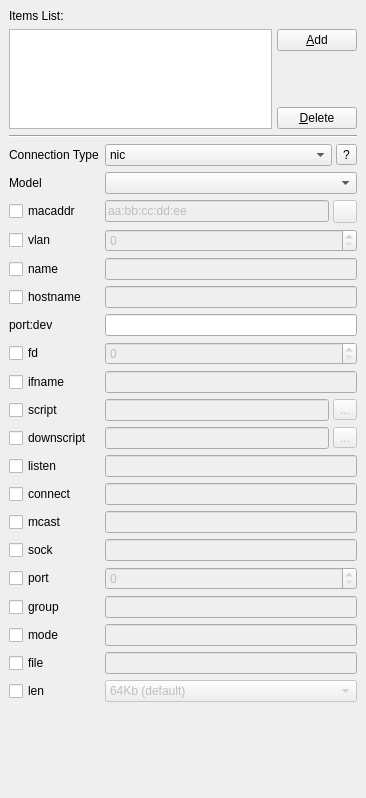
This is Network_Widget.ui in qunying/aqemu-old as Qt 5 draws it before an edit. The edited form follows.
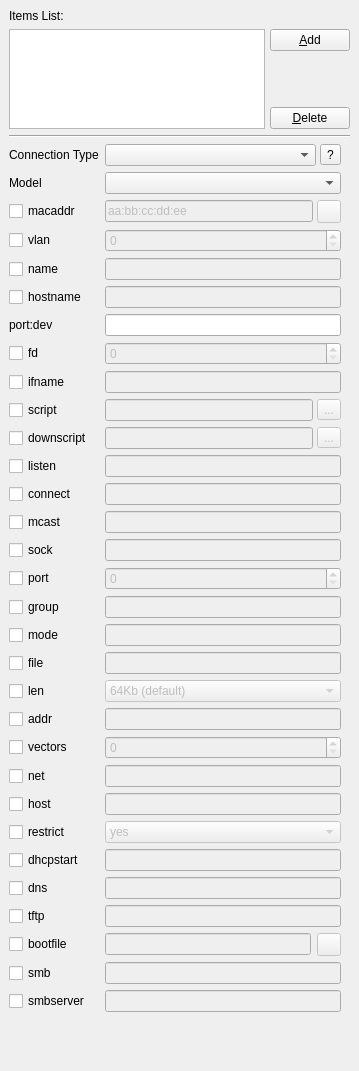
This is the edited form. Icons and pictures are not drawn.

Commit message: Fixes: Basic Network and USB Tablet

```diff
--- a/Network_Widget.ui
+++ b/Network_Widget.ui
@@ -1,29 +1,29 @@
 <ui version="4.0" >
  <class>Network_Widget</class>
- <widget class="QWidget" name="Network_Widget" >
-  <property name="geometry" >
+ <widget class="QWidget" name="Network_Widget">
+  <property name="geometry">
    <rect>
     <x>0</x>
     <y>0</y>
-    <width>360</width>
-    <height>798</height>
+    <width>358</width>
+    <height>1071</height>
    </rect>
   </property>
   <property name="windowTitle" >
    <string>AQEMU Network Widget</string>
   </property>
-  <layout class="QGridLayout" name="gridLayout_3" >
-   <item row="0" column="0" >
-    <widget class="QLabel" name="Label_Items_List" >
-     <property name="text" >
+  <layout class="QVBoxLayout" name="verticalLayout_2">
+   <item>
+    <widget class="QLabel" name="Label_Items_List">
+     <property name="text">
       <string>Items List:</string>
      </property>
     </widget>
    </item>
-   <item row="1" column="0" >
-    <widget class="QFrame" name="frame" >
-     <property name="sizePolicy" >
-      <sizepolicy vsizetype="Maximum" hsizetype="Minimum" >
+   <item>
+    <widget class="QFrame" name="frame">
+     <property name="sizePolicy">
+      <sizepolicy hsizetype="Minimum" vsizetype="Maximum">
        <horstretch>0</horstretch>
        <verstretch>0</verstretch>
       </sizepolicy>
@@ -119,25 +119,56 @@
      </layout>
     </widget>
    </item>
-   <item row="2" column="0" >
-    <widget class="Line" name="line" >
-     <property name="orientation" >
+   <item>
+    <widget class="Line" name="line">
+     <property name="orientation">
       <enum>Qt::Horizontal</enum>
      </property>
     </widget>
    </item>
-   <item row="3" column="0" >
-    <widget class="QWidget" native="1" name="General_Widget" >
-     <layout class="QVBoxLayout" name="verticalLayout" >
-      <property name="margin" >
+   <item>
+    <widget class="QScrollArea" name="Scroll_Area">
+     <property name="frameShape">
+      <enum>QFrame::NoFrame</enum>
+     </property>
+     <property name="horizontalScrollBarPolicy">
+      <enum>Qt::ScrollBarAlwaysOff</enum>
+     </property>
+     <property name="widgetResizable">
+      <bool>true</bool>
+     </property>
+     <widget class="QWidget" name="scrollAreaWidgetContents">
+      <property name="geometry">
+       <rect>
+        <x>0</x>
+        <y>0</y>
+        <width>340</width>
+        <height>917</height>
+       </rect>
+      </property>
+      <layout class="QVBoxLayout" name="verticalLayout">
+       <property name="leftMargin">
        <number>0</number>
       </property>
+       <property name="topMargin">
+        <number>0</number>
+       </property>
+       <property name="rightMargin">
+        <number>9</number>
+       </property>
+       <property name="bottomMargin">
+        <number>0</number>
+       </property>
       <item>
-       <layout class="QGridLayout" name="gridLayout" >
-        <item row="0" column="0" >
-         <widget class="QLabel" name="Label_Network_Type" >
-          <property name="sizePolicy" >
-           <sizepolicy vsizetype="Fixed" hsizetype="Maximum" >
+        <widget class="QWidget" name="General_Widget" native="true">
+         <layout class="QGridLayout" name="gridLayout">
+          <property name="margin">
+           <number>0</number>
+          </property>
+          <item row="0" column="0">
+           <widget class="QLabel" name="Label_Network_Type">
+            <property name="sizePolicy">
+             <sizepolicy hsizetype="Maximum" vsizetype="Fixed">
             <horstretch>0</horstretch>
             <verstretch>0</verstretch>
            </sizepolicy>
@@ -163,49 +194,9 @@
               <verstretch>0</verstretch>
              </sizepolicy>
             </property>
-            <property name="currentIndex" >
-             <number>0</number>
-            </property>
-            <item>
-             <property name="text" >
-              <string>nic</string>
-             </property>
-            </item>
-            <item>
-             <property name="text" >
-              <string>user</string>
-             </property>
-            </item>
-            <item>
-             <property name="text" >
-              <string>channel</string>
-             </property>
-            </item>
-            <item>
-             <property name="text" >
-              <string>tap</string>
-             </property>
-            </item>
-            <item>
-             <property name="text" >
-              <string>socket</string>
-             </property>
-            </item>
-            <item>
-             <property name="text" >
-              <string>multicast socket</string>
-             </property>
-            </item>
-            <item>
-             <property name="text" >
-              <string>vde</string>
-             </property>
-            </item>
-            <item>
-             <property name="text" >
-              <string>dump</string>
-             </property>
-            </item>
+              <property name="currentIndex">
+               <number>-1</number>
+              </property>
            </widget>
           </item>
           <item>
@@ -823,27 +814,214 @@
           </item>
          </widget>
         </item>
-       </layout>
-      </item>
+          <item row="20" column="0">
+           <widget class="QCheckBox" name="CH_addr">
+            <property name="text">
+             <string>addr</string>
+            </property>
+           </widget>
+          </item>
+          <item row="20" column="1">
+           <widget class="QLineEdit" name="Edit_addr">
+            <property name="enabled">
+             <bool>false</bool>
+            </property>
+           </widget>
+          </item>
+          <item row="21" column="0">
+           <widget class="QCheckBox" name="CH_vectors">
+            <property name="text">
+             <string>vectors</string>
+            </property>
+           </widget>
+          </item>
+          <item row="21" column="1">
+           <widget class="QSpinBox" name="SB_vectors">
+            <property name="enabled">
+             <bool>false</bool>
+            </property>
+            <property name="maximum">
+             <number>999999999</number>
+            </property>
+           </widget>
+          </item>
+          <item row="22" column="0">
+           <widget class="QCheckBox" name="CH_net">
+            <property name="text">
+             <string>net</string>
+            </property>
+           </widget>
+          </item>
+          <item row="22" column="1">
+           <widget class="QLineEdit" name="Edit_net">
+            <property name="enabled">
+             <bool>false</bool>
+            </property>
+           </widget>
+          </item>
+          <item row="23" column="0">
+           <widget class="QCheckBox" name="CH_host">
+            <property name="text">
+             <string>host</string>
+            </property>
+           </widget>
+          </item>
+          <item row="23" column="1">
+           <widget class="QLineEdit" name="Edit_host">
+            <property name="enabled">
+             <bool>false</bool>
+            </property>
+           </widget>
+          </item>
+          <item row="24" column="0">
+           <widget class="QCheckBox" name="CH_restrict">
+            <property name="text">
+             <string>restrict</string>
+            </property>
+           </widget>
+          </item>
+          <item row="24" column="1">
+           <widget class="QComboBox" name="CB_restrict">
+            <property name="enabled">
+             <bool>false</bool>
+            </property>
+            <item>
+             <property name="text">
+              <string>yes</string>
+             </property>
+            </item>
+            <item>
+             <property name="text">
+              <string>no</string>
+             </property>
+            </item>
+           </widget>
+          </item>
+          <item row="25" column="0">
+           <widget class="QCheckBox" name="CH_dhcpstart">
+            <property name="text">
+             <string>dhcpstart</string>
+            </property>
+           </widget>
+          </item>
+          <item row="25" column="1">
+           <widget class="QLineEdit" name="Edit_dhcpstart">
+            <property name="enabled">
+             <bool>false</bool>
+            </property>
+           </widget>
+          </item>
+          <item row="26" column="0">
+           <widget class="QCheckBox" name="CH_dns">
+            <property name="text">
+             <string>dns</string>
+            </property>
+           </widget>
+          </item>
+          <item row="26" column="1">
+           <widget class="QLineEdit" name="Edit_dns">
+            <property name="enabled">
+             <bool>false</bool>
+            </property>
+           </widget>
+          </item>
+          <item row="27" column="0">
+           <widget class="QCheckBox" name="CH_tftp">
+            <property name="text">
+             <string>tftp</string>
+            </property>
+           </widget>
+          </item>
+          <item row="27" column="1">
+           <widget class="QLineEdit" name="Edit_tftp">
+            <property name="enabled">
+             <bool>false</bool>
+            </property>
+           </widget>
+          </item>
+          <item row="28" column="0">
+           <widget class="QCheckBox" name="CH_bootfile">
+            <property name="text">
+             <string>bootfile</string>
+            </property>
+           </widget>
+          </item>
+          <item row="28" column="1">
+           <layout class="QHBoxLayout" name="horizontalLayout_5">
+            <item>
+             <widget class="QLineEdit" name="Edit_bootfile">
+              <property name="enabled">
+               <bool>false</bool>
+              </property>
+             </widget>
+            </item>
+            <item>
+             <widget class="QToolButton" name="TB_Browse_bootfile">
+              <property name="enabled">
+               <bool>false</bool>
+              </property>
+              <property name="text">
+               <string/>
+              </property>
+              <property name="icon">
+               <iconset resource="images.qrc">
+                <normaloff>:/open-file.png</normaloff>:/open-file.png</iconset>
+              </property>
+             </widget>
+            </item>
+           </layout>
+          </item>
+          <item row="29" column="0">
+           <widget class="QCheckBox" name="CH_smb">
+            <property name="text">
+             <string>smb</string>
+            </property>
+           </widget>
+          </item>
+          <item row="29" column="1">
+           <widget class="QLineEdit" name="Edit_smb">
+            <property name="enabled">
+             <bool>false</bool>
+            </property>
+           </widget>
+          </item>
+          <item row="30" column="0">
+           <widget class="QCheckBox" name="CH_smbserver">
+            <property name="text">
+             <string>smbserver</string>
+            </property>
+           </widget>
+          </item>
+          <item row="30" column="1">
+           <widget class="QLineEdit" name="Edit_smbserver">
+            <property name="enabled">
+             <bool>false</bool>
+            </property>
+           </widget>
+          </item>
      </layout>
     </widget>
    </item>
-   <item row="4" column="0" >
-    <spacer name="verticalSpacer" >
-     <property name="orientation" >
+       <item>
+        <spacer name="verticalSpacer">
+         <property name="orientation">
       <enum>Qt::Vertical</enum>
      </property>
-     <property name="sizeHint" stdset="0" >
+         <property name="sizeHint" stdset="0">
       <size>
-       <width>348</width>
-       <height>3</height>
+           <width>20</width>
+           <height>31</height>
       </size>
      </property>
     </spacer>
    </item>
   </layout>
  </widget>
- <layoutdefault spacing="6" margin="9" />
+    </widget>
+   </item>
+  </layout>
+ </widget>
+ <layoutdefault spacing="6" margin="9"/>
  <tabstops>
   <tabstop>Items_List</tabstop>
   <tabstop>Button_Add</tabstop>
```
Left out of the diff: 961 changed lines with no effect on the pictures. Lines whose indentation alone changed are shown as unchanged. The commit also changes 11 other files.
